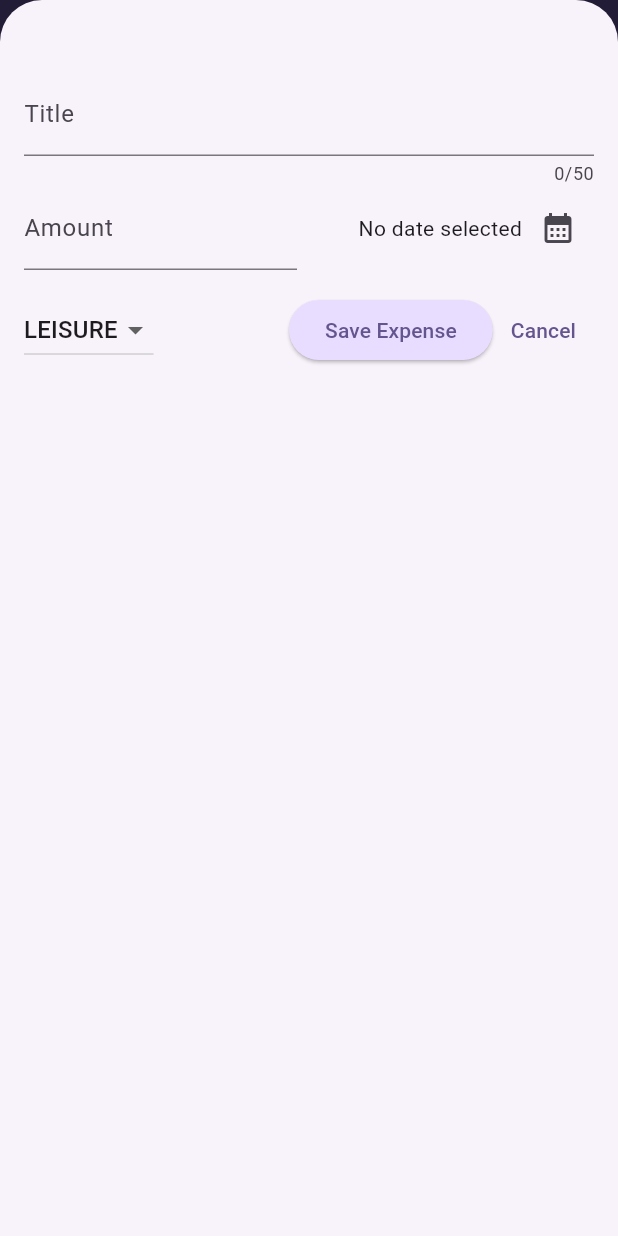
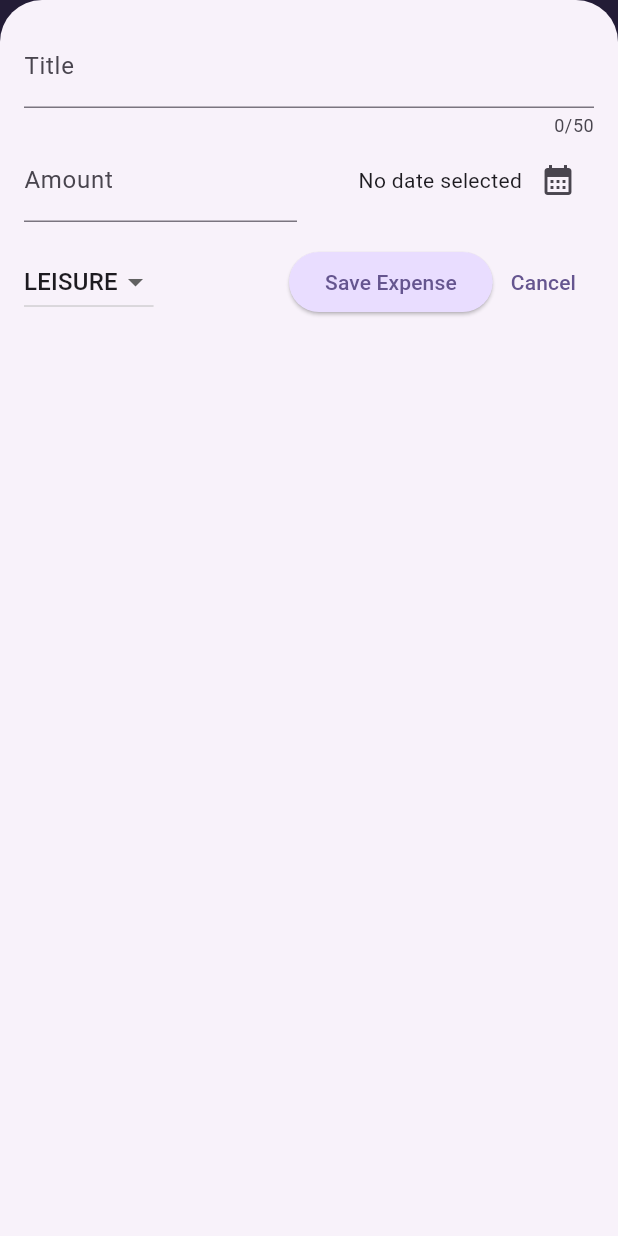
Before and after one commit to BroskiVankis/expense_tracker, a Flutter app: the screen it shows after launch, after a tap on the "add" icon, on a phone screen of 412 x 824 dp. Run offline on Flutter 3.47's test engine with Material 3 defaults, Android fonts, the phone set to English and light mode, and no system bars.

Commit message:
Final changes

```diff
--- a/lib/main.dart
+++ b/lib/main.dart
@@ -1,4 +1,5 @@
 import 'package:flutter/material.dart';
+// import 'package:flutter/services.dart';
 
 import 'package:expense_tracker/widgets/expenses.dart';
 
@@ -12,6 +13,10 @@ var kDarkColorScheme = ColorScheme.fromSeed(
 );
 
 void main() {
+  // WidgetsFlutterBinding.ensureInitialized();
+  // SystemChrome.setPreferredOrientations([DeviceOrientation.portraitUp]).then((
+  //   fn,
+  // ) {
     runApp(
       MaterialApp(
         darkTheme: ThemeData.dark().copyWith(
@@ -54,4 +59,5 @@ void main() {
         home: const Expenses(),
       ),
     );
+  // });
 }
--- a/lib/widgets/expenses.dart
+++ b/lib/widgets/expenses.dart
@@ -33,17 +33,21 @@ class _ExpensesState extends State<Expenses> {
       SnackBar(
         duration: const Duration(seconds: 3),
         content: Text('Expense deleted.'),
-        action: SnackBarAction(label: 'Undo', onPressed: () {
+        action: SnackBarAction(
+          label: 'Undo',
+          onPressed: () {
             setState(() {
               _registeredExpenses.insert(expenseIndex, expense);
             });
-        }),
+          },
+        ),
       ),
     );
   }
 
   void _openAddExpenseOverlay() {
     showModalBottomSheet(
+      useSafeArea: true,
       isScrollControlled: true,
       context: context,
       builder: (ctx) => NewExpense(onAddExpense: _addExpense),
@@ -52,6 +56,8 @@ class _ExpensesState extends State<Expenses> {
 
   @override
   Widget build(BuildContext context) {
+    final width = MediaQuery.of(context).size.width;
+
     Widget mainContent = const Center(
       child: Text('No expenses found. Start adding some!'),
     );
@@ -73,9 +79,16 @@ class _ExpensesState extends State<Expenses> {
           ),
         ],
       ),
-      body: Column(
+      body: width < 600
+          ? Column(
               children: [
                 Chart(expenses: _registeredExpenses),
+                Expanded(child: mainContent),
+              ],
+            )
+          : Row(
+              children: [
+                Expanded(child: Chart(expenses: _registeredExpenses)),
                 Expanded(child: mainContent),
               ],
             ),
--- a/lib/widgets/new_expense.dart
+++ b/lib/widgets/new_expense.dart
@@ -81,15 +81,93 @@ class _NewExpenseState extends State<NewExpense> {
 
   @override
   Widget build(BuildContext context) {
-    return Padding(
-      padding: const EdgeInsets.fromLTRB(16, 48, 16, 16),
+    final keyboardSpace = MediaQuery.of(context).viewInsets.bottom;
+    return LayoutBuilder(
+      builder: (ctx, constraints) {
+        final width = constraints.maxWidth;
+
+        return SizedBox(
+          height: double.infinity,
+          child: SingleChildScrollView(
+            child: Padding(
+              padding: EdgeInsets.fromLTRB(16, 16, 16, keyboardSpace + 16),
               child: Column(
                 children: [
+                  if (width >= 600)
+                    Row(
+                      crossAxisAlignment: CrossAxisAlignment.start,
+                      children: [
+                        Expanded(
+                          child: TextField(
+                            controller: _titleController,
+                            maxLength: 50,
+                            decoration: const InputDecoration(
+                              label: Text('Title'),
+                            ),
+                          ),
+                        ),
+                        const SizedBox(width: 24),
+                        Expanded(
+                          child: TextField(
+                            controller: _amountController,
+                            decoration: const InputDecoration(
+                              prefixText: '\$',
+                              label: Text('Amount'),
+                            ),
+                            keyboardType: TextInputType.number,
+                          ),
+                        ),
+                      ],
+                    )
+                  else
                     TextField(
                       controller: _titleController,
                       maxLength: 50,
                       decoration: const InputDecoration(label: Text('Title')),
                     ),
+                  if (width >= 600)
+                    Row(
+                      children: [
+                        DropdownButton(
+                          value: _selectedCategory,
+                          items: Category.values
+                              .map(
+                                (category) => DropdownMenuItem(
+                                  value: category,
+                                  child: Text(category.name.toUpperCase()),
+                                ),
+                              )
+                              .toList(),
+                          onChanged: (value) {
+                            if (value == null) {
+                              return;
+                            }
+                            setState(() {
+                              _selectedCategory = value;
+                            });
+                          },
+                        ),
+                        const SizedBox(width: 24),
+                        Expanded(
+                          child: Row(
+                            mainAxisAlignment: MainAxisAlignment.end,
+                            crossAxisAlignment: CrossAxisAlignment.center,
+                            children: [
+                              Text(
+                                _selectedDate == null
+                                    ? 'No date selected'
+                                    : formatter.format(_selectedDate!),
+                              ),
+                              IconButton(
+                                onPressed: _presentDatePicker,
+                                icon: const Icon(Icons.calendar_month),
+                              ),
+                            ],
+                          ),
+                        ),
+                      ],
+                    )
+                  else
                     Row(
                       children: [
                         Expanded(
@@ -123,6 +201,25 @@ class _NewExpenseState extends State<NewExpense> {
                       ],
                     ),
                   SizedBox(height: 16),
+                  if (width >= 600)
+                    Row(
+                      children: [
+                        const Spacer(),
+                        ElevatedButton(
+                          onPressed: () {
+                            _submitExpenseData();
+                          },
+                          child: const Text('Save Expense'),
+                        ),
+                        TextButton(
+                          onPressed: () {
+                            Navigator.pop(context);
+                          },
+                          child: const Text('Cancel'),
+                        ),
+                      ],
+                    )
+                  else
                     Row(
                       children: [
                         DropdownButton(
@@ -161,6 +258,10 @@ class _NewExpenseState extends State<NewExpense> {
                     ),
                 ],
               ),
+            ),
+          ),
+        );
+      },
     );
   }
 }
```
Lines whose indentation alone changed are shown as unchanged.
